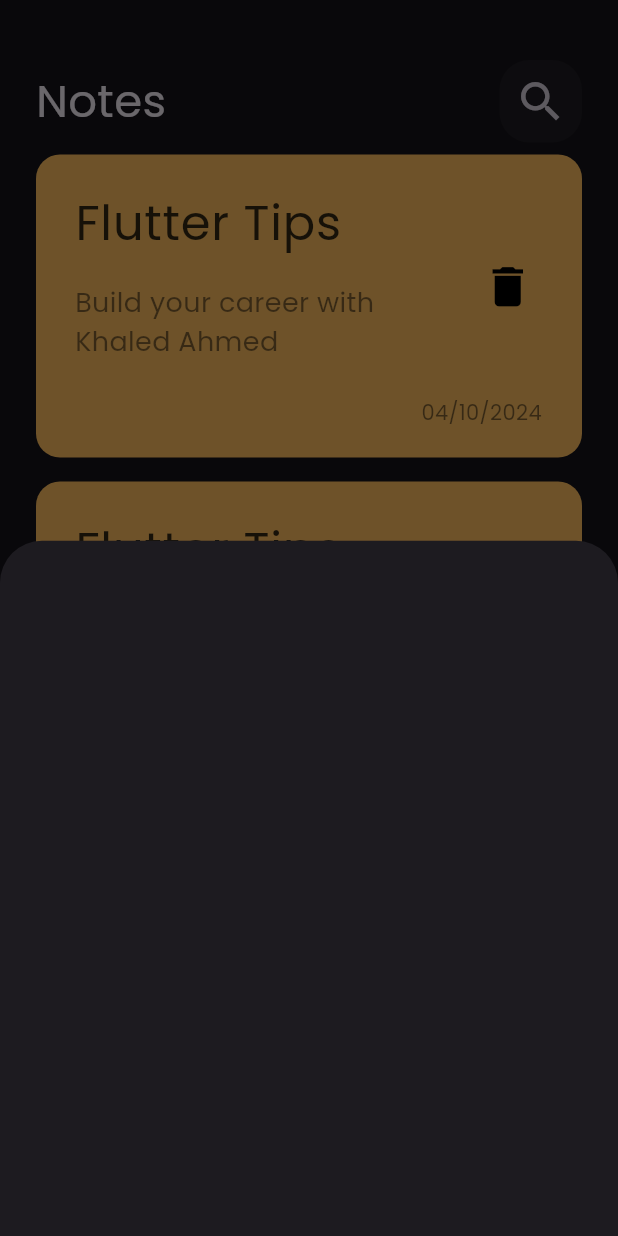
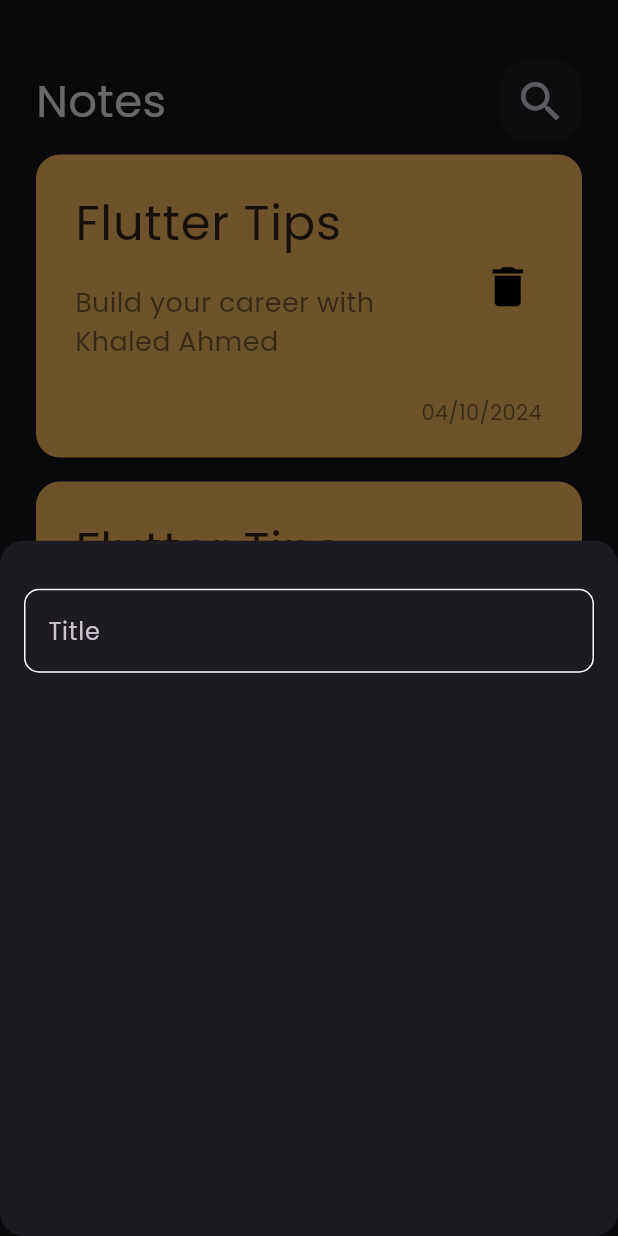
Before and after one commit to khaledahmed88850/Notes_App, a Flutter app: the screen it shows after launch, after a tap on the "add" icon, on a phone screen of 412 x 824 dp. Run offline on Flutter 3.47's test engine with Material 3 defaults, Android fonts, the phone set to English and light mode, and no system bars.

Commit message:
create custom textfield

```diff
--- /dev/null
+++ b/lib/constants.dart
@@ -0,0 +1,3 @@
+import 'package:flutter/material.dart';
+
+const Color kPrimaryColor = Color(0xff62fcd7);
--- a/lib/pages/home_page.dart
+++ b/lib/pages/home_page.dart
@@ -1,4 +1,5 @@
 import 'package:flutter/material.dart';
+import 'package:notes_app/constants.dart';
 import 'package:notes_app/widgets/add_note_button_sheet.dart';
 import 'package:notes_app/widgets/notes_view.dart';
 
@@ -9,14 +10,20 @@ class HomePage extends StatelessWidget {
   Widget build(BuildContext context) {
     return Scaffold(
       floatingActionButton: FloatingActionButton(
+        backgroundColor: kPrimaryColor,
+        foregroundColor: Colors.black,
         onPressed: () {
-          showModalBottomSheet(context: context, builder: (context) {
-            return AddNoteButtonSheet() ;
-          });
+          showModalBottomSheet(
+              context: context,
+              shape: RoundedRectangleBorder(
+                  borderRadius: BorderRadius.circular(16)),
+              builder: (context) {
+                return const AddNoteButtonSheet();
+              });
         },
         child: const Icon(Icons.add),
       ),
-      body: NotesView(),
+      body: const NotesView(),
     );
   }
 }
--- a/lib/widgets/add_note_button_sheet.dart
+++ b/lib/widgets/add_note_button_sheet.dart
@@ -1,10 +1,21 @@
 import 'package:flutter/material.dart';
+import 'package:notes_app/widgets/custom_text_field.dart';
 
 class AddNoteButtonSheet extends StatelessWidget {
   const AddNoteButtonSheet({super.key});
 
   @override
   Widget build(BuildContext context) {
-    return Container();
+    return const Padding(
+      padding: EdgeInsets.symmetric(horizontal: 16),
+      child: Column(
+        children: [
+          SizedBox(
+            height: 32,
+          ),
+          CustomTextField()
+        ],
+      ),
+    );
   }
 }
--- a/lib/widgets/custom_appbar.dart
+++ b/lib/widgets/custom_appbar.dart
@@ -6,7 +6,7 @@ class CustomAppBar extends StatelessWidget {
 
   @override
   Widget build(BuildContext context) {
-    return Row(
+    return const Row(
       mainAxisAlignment: MainAxisAlignment.spaceBetween,
       children: [
         Text(
--- a/lib/widgets/custom_search_icon.dart
+++ b/lib/widgets/custom_search_icon.dart
@@ -14,7 +14,7 @@ class CustomSearchIcon extends StatelessWidget {
       height: 55,
       width: 55,
       child: IconButton(onPressed: () {},
-      icon: Icon(Icons.search_outlined , size: 35),),
+      icon: const Icon(Icons.search_outlined , size: 35),),
     );
   }
 }
--- /dev/null
+++ b/lib/widgets/custom_text_field.dart
@@ -0,0 +1,29 @@
+
+import 'package:flutter/material.dart';
+import 'package:notes_app/constants.dart';
+
+class CustomTextField extends StatelessWidget {
+  const CustomTextField({
+    super.key,
+  });
+
+  @override
+  Widget build(BuildContext context) {
+    return TextField(
+      cursorColor: kPrimaryColor,
+      decoration: InputDecoration(
+        hintText: 'Title',
+        border: buildBorder(),
+        enabledBorder: buildBorder(),
+        focusedBorder: buildBorder(kPrimaryColor),
+      ),
+    );
+  }
+
+  OutlineInputBorder buildBorder([Color? color]) {
+    return OutlineInputBorder(
+        borderRadius: BorderRadius.circular(10),
+        borderSide:  BorderSide(color:  color ?? Colors.white)
+      );
+  }
+}
--- a/lib/widgets/note_item.dart
+++ b/lib/widgets/note_item.dart
@@ -6,9 +6,9 @@ class NoteItem extends StatelessWidget {
   @override
   Widget build(BuildContext context) {
     return Container(
-      margin: EdgeInsets.symmetric(vertical: 8),
-      padding: EdgeInsets.only(top: 14, bottom: 20, left: 10),
-      decoration: BoxDecoration(
+      margin: const EdgeInsets.symmetric(vertical: 8),
+      padding: const EdgeInsets.only(top: 14, bottom: 20, left: 10),
+      decoration: const BoxDecoration(
         color: Color.fromARGB(255, 239, 179, 90),
         borderRadius: BorderRadius.all(Radius.circular(16)),
       ),
@@ -34,7 +34,7 @@ class NoteItem extends StatelessWidget {
             ),
             trailing: IconButton(
                 onPressed: () {},
-                icon: Icon(
+                icon: const Icon(
                   Icons.delete,
                   color: Colors.black,
                   size: 35,
--- a/lib/widgets/notes_view.dart
+++ b/lib/widgets/notes_view.dart
@@ -8,8 +8,8 @@ class NotesView extends StatelessWidget {
 
   @override
   Widget build(BuildContext context) {
-    return Padding(
-      padding: const EdgeInsets.symmetric(horizontal: 24),
+    return const Padding(
+      padding: EdgeInsets.symmetric(horizontal: 24),
       child: Column(
         children: [
           SizedBox(height: 40,),
```
